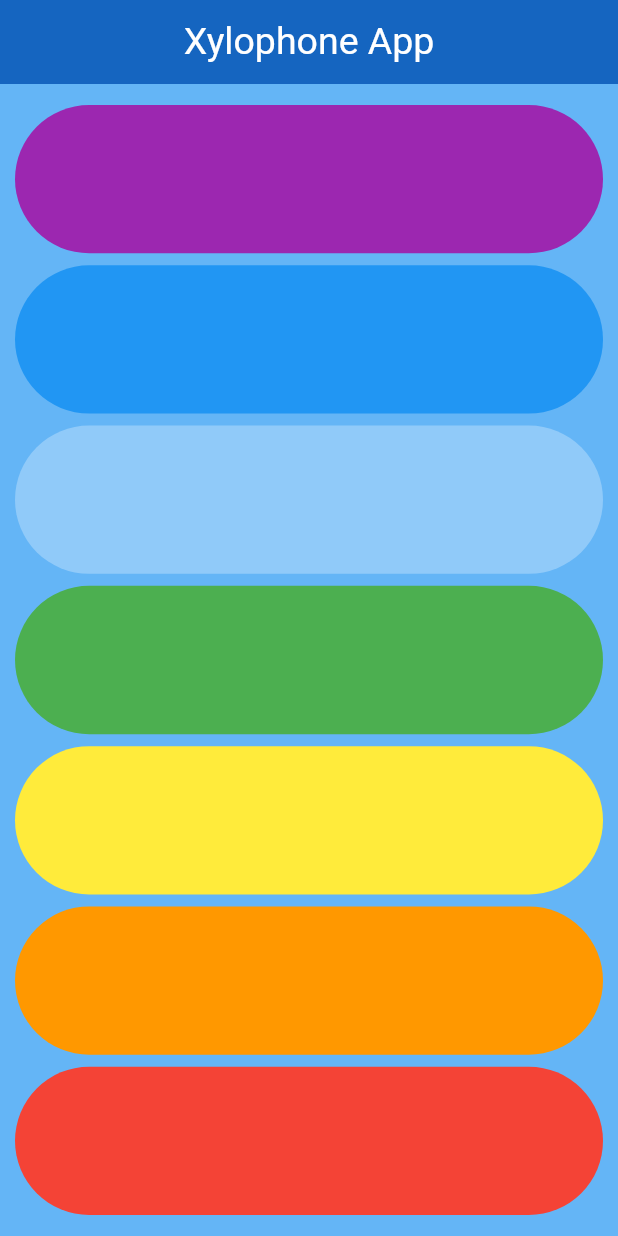
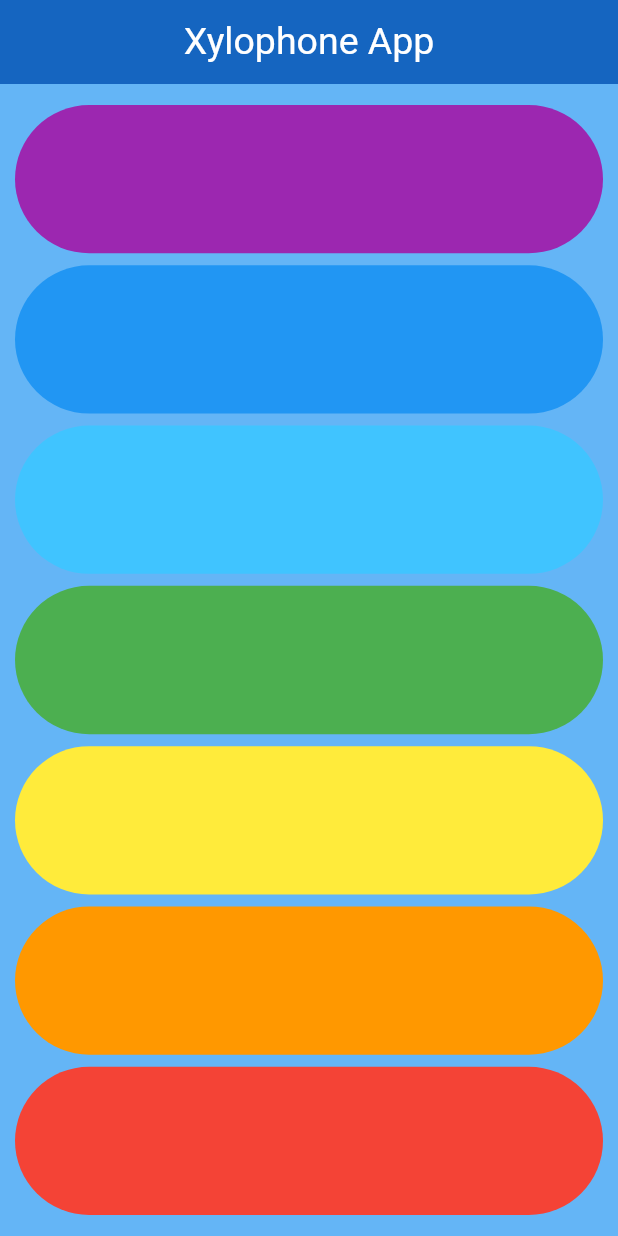
Before and after one commit to BabaykaBo/xylophone_app, a Flutter app: the screen it shows after launch, on a phone screen of 412 x 824 dp. Run offline on Flutter 3.47's test engine with Material 3 defaults, Android fonts, the phone set to English and light mode, and no system bars; our stand-ins replace audioplayers.

Commit message:
updated xylophone buttons

```diff
--- a/lib/main.dart
+++ b/lib/main.dart
@@ -14,7 +14,7 @@ class XylophonePage extends StatelessWidget {
       debugShowCheckedModeBanner: false,
       home: Scaffold(
         backgroundColor: Colors.blue[300],
-        body: SafeArea(child: XylophoneWidget()),
+        body: const SafeArea(child: XylophoneWidget()),
         appBar: AppBar(
           title: const Text(
             'Xylophone App',
@@ -43,32 +43,31 @@ class XylophoneWidget extends StatelessWidget {
           child: Column(
             mainAxisAlignment: MainAxisAlignment.center,
             crossAxisAlignment: CrossAxisAlignment.stretch,
-            children:
-                [
-                  [1, Colors.purple],
-                  [2, Colors.blue],
-                  [3, Colors.blue.shade200],
-                  [4, Colors.green],
-                  [5, Colors.yellow],
-                  [6, Colors.orange],
-                  [7, Colors.red],
-                ].map((list) {
-                  final number = list[0] as int;
-                  final color = list[1] as Color;
-                  return Expanded(
-                    child: XylophoneButton(
-                      player: player,
-                      number: number,
-                      color: color,
-                    ),
-                  );
-                }).toList(),
+            children: _getXylophoneButtons(player),
           ),
         ),
       ),
     );
   }
+
+  List<XylophoneButton> _getXylophoneButtons(AudioPlayer player) {
+    return const <_XylophoneParams>[
+      (1, Colors.purple),
+      (2, Colors.blue),
+      (3, Colors.lightBlueAccent),
+      (4, Colors.green),
+      (5, Colors.yellow),
+      (6, Colors.orange),
+      (7, Colors.red),
+    ].map((record) {
+      final number = record.$1;
+      final color = record.$2;
+      return XylophoneButton(player: player, number: number, color: color);
+    }).toList();
   }
+}
+
+typedef _XylophoneParams = (int, Color);
 
 class XylophoneButton extends StatelessWidget {
   const XylophoneButton({
@@ -84,7 +83,8 @@ class XylophoneButton extends StatelessWidget {
 
   @override
   Widget build(BuildContext context) {
-    return Padding(
+    return Expanded(
+      child: Padding(
         padding: const EdgeInsets.symmetric(vertical: 4.0),
         child: FilledButton(
           onPressed: () {
@@ -96,6 +96,7 @@ class XylophoneButton extends StatelessWidget {
           ),
           child: null,
         ),
+      ),
     );
   }
 }
```
Lines whose indentation alone changed are shown as unchanged.
